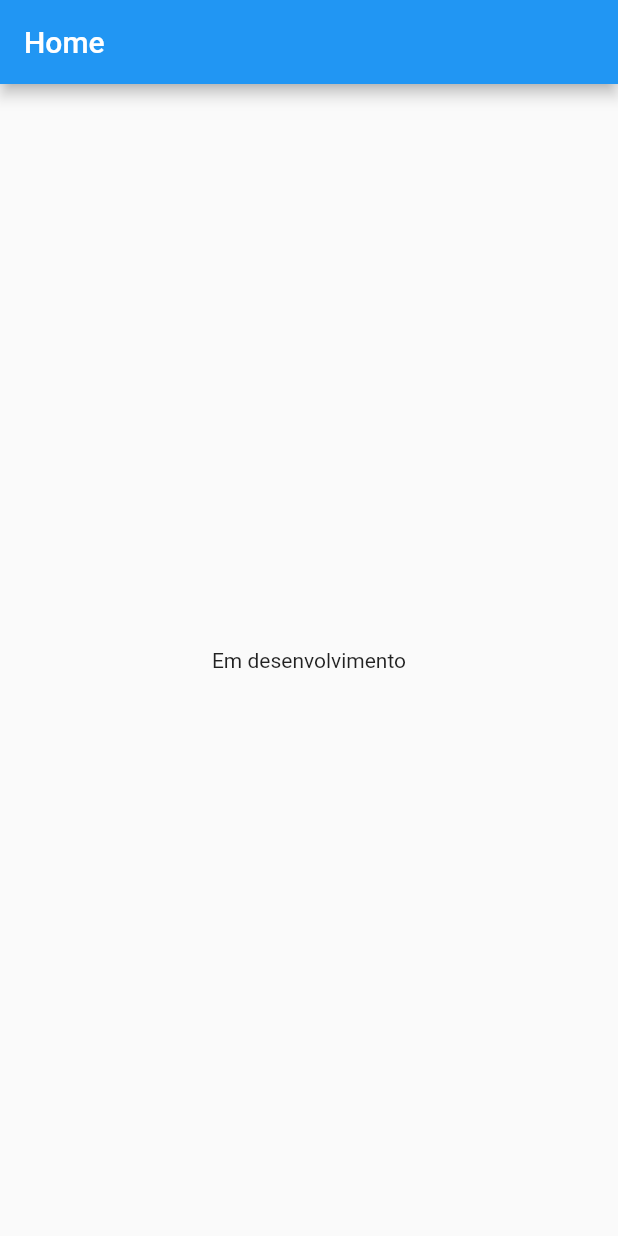
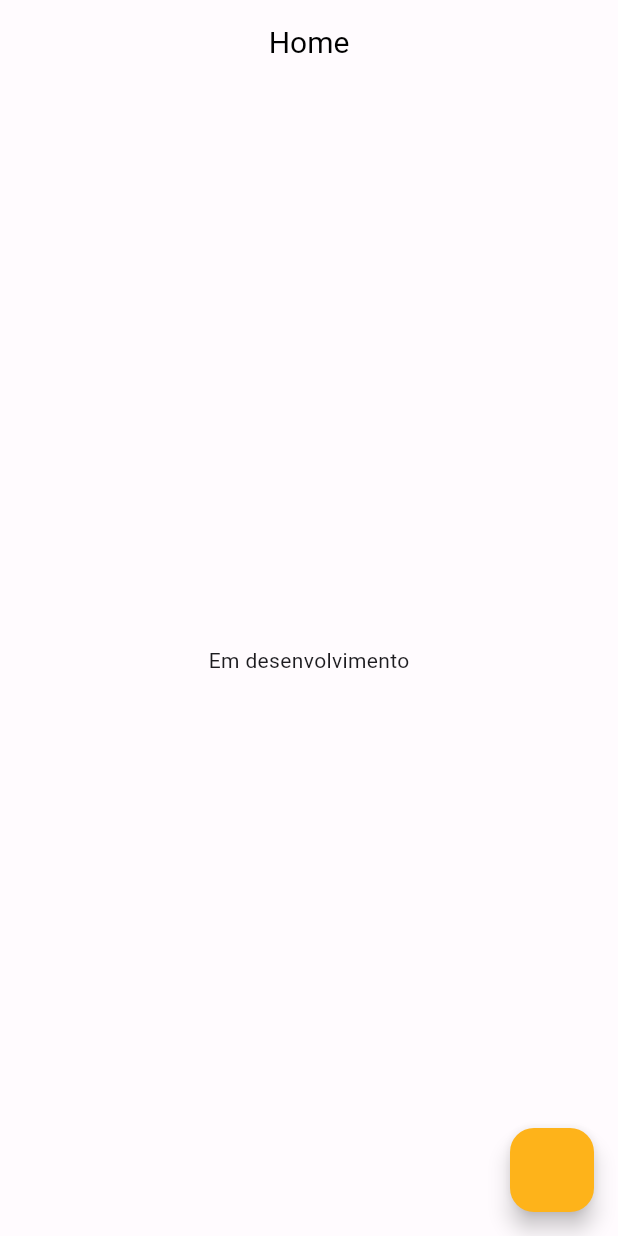
Before and after one commit to JosinaldoRocha/simple-music-app, a Flutter app: the screen it shows after launch, on a phone screen of 412 x 824 dp. Run offline on Flutter 3.47's test engine with Material 2 defaults, Android fonts, the phone set to English and light mode, and no system bars.

Commit message:
feat: criei os arquivos simple_music_theme.dart e color_schemes.g.dart

```diff
--- a/lib/app/app_widget.dart
+++ b/lib/app/app_widget.dart
@@ -1,5 +1,6 @@
 import 'package:flutter/material.dart';
 import 'package:simple_music_app/app/app_routes.dart';
+import 'package:simple_music_app/app/shared/themes/simple_music_theme.dart';
 
 class MyApp extends StatelessWidget {
   const MyApp({super.key});
@@ -9,9 +10,7 @@ class MyApp extends StatelessWidget {
     return MaterialApp(
       debugShowCheckedModeBanner: false,
       title: 'Flutter Demo',
-      theme: ThemeData(
-        primarySwatch: Colors.blue,
-      ),
+      theme: SimpleMusicTheme.getTheme(),
       routes: AppRoutes.all,
     );
   }
--- a/lib/app/presentation/home/view/pages/home/home_page.dart
+++ b/lib/app/presentation/home/view/pages/home/home_page.dart
@@ -12,11 +12,16 @@ class _HomePageState extends State<HomePage> {
   Widget build(BuildContext context) {
     return Scaffold(
       appBar: AppBar(
-        title: const Text('Home'),
+        backgroundColor: Colors.transparent,
+        title: const Text(
+          'Home',
+          style: TextStyle(color: Colors.black),
+        ),
       ),
       body: const Center(
         child: Text('Em desenvolvimento'),
       ),
+      floatingActionButton: FloatingActionButton(onPressed: () {}),
     );
   }
 }
--- /dev/null
+++ b/lib/app/shared/themes/simple_music_theme.dart
@@ -0,0 +1,35 @@
+import 'package:flutter/material.dart';
+import '../colors/color_schemes.g.dart';
+
+class SimpleMusicTheme {
+  static ThemeData getTheme() {
+    return ThemeData(
+      // Defina as cores do tema
+      useMaterial3: true,
+      colorScheme: lightColorScheme,
+      // ... outras configurações do tema
+      appBarTheme: AppBarTheme(
+        centerTitle: true,
+        titleTextStyle: TextStyle(
+          fontSize: 20,
+          color: lightColorScheme.onPrimary,
+        ),
+        backgroundColor: lightColorScheme.primary,
+      ),
+    );
+  }
+}
+
+// class MeuTema extends ThemeData {
+//   MeuTema()
+//       : super(
+//           // Define a cor primária
+//           primaryColor: const Color(0xFFFF0000), // Vermelho
+
+//           // Define a cor secundária
+//           accentColor: const Color(0xFF00FF00), // Verde
+
+//           // Outras propriedades do tema
+//           // ...
+//         );
+// }
```
Also changed, not shown: lib/app/shared/colors/color_schemes.g.dart (added).
